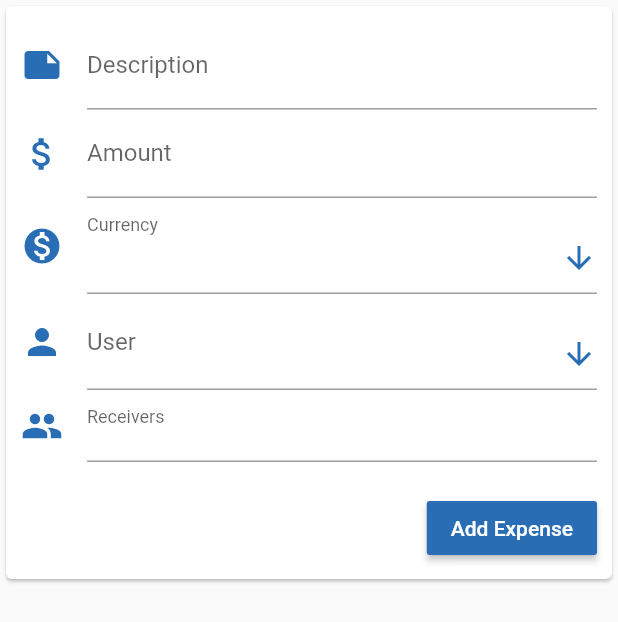
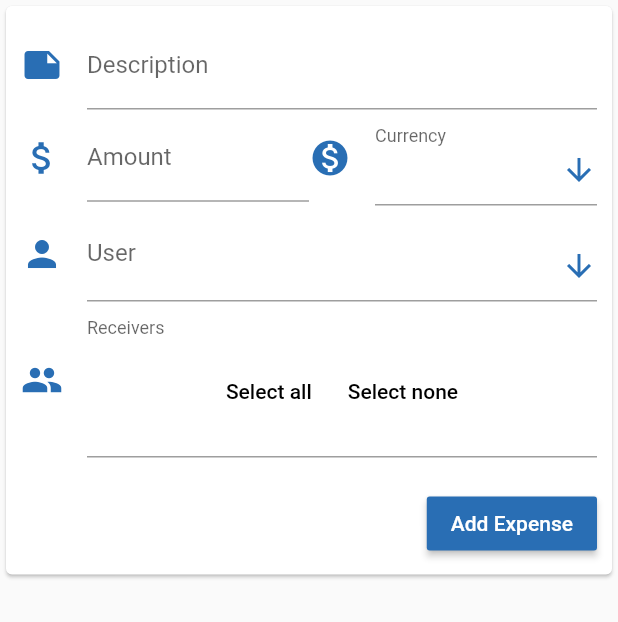
Before and after one commit to krzysiekz/CostyFlutter, a Flutter app: the NewExpenseForm widget shown alone on an empty page, opened directly with empty values, on a phone screen of 412 x 824 dp. Shown: the top 622 px of the screen. Run offline on Flutter 3.47's test engine with Material 2 defaults, Android fonts, the phone set to English and light mode, and no system bars; our stand-ins replace bloc, dartz, decimal, equatable, flutter_bloc, get_it and 1 more; missing offline and left inert: flare_splash_screen; accounts and stored records are empty; statements that could not run were skipped.

Commit message:
add expense form improvements

```diff
--- a/lib/presentation/widgets/forms/new_expense_form.dart
+++ b/lib/presentation/widgets/forms/new_expense_form.dart
@@ -94,7 +94,11 @@ class _NewExpenseFormState extends State<NewExpenseForm> {
             controller: _descriptionController,
             validator: (val) => val.isEmpty ? 'Description is required' : null,
           ),
-          CustomTextField(
+          Row(
+            mainAxisSize: MainAxisSize.min,
+            children: <Widget>[
+              Expanded(
+                child: CustomTextField(
                   icon: Icons.attach_money,
                   hintText: 'Enter amount',
                   labelText: 'Amount',
@@ -102,7 +106,10 @@ class _NewExpenseFormState extends State<NewExpenseForm> {
                   validator: _numberValidator,
                   textInputType: TextInputType.numberWithOptions(decimal: true),
                 ),
-          _createCurrencyDropDownList(context),
+              ),
+              Expanded(child: _createCurrencyDropDownList(context)),
+            ],
+          ),
           _createUserDropDownList(context),
           _createReceiversWidget(context),
           const SizedBox(
--- a/lib/presentation/widgets/other/multi_select_chip.dart
+++ b/lib/presentation/widgets/other/multi_select_chip.dart
@@ -2,7 +2,7 @@ import 'package:flutter/material.dart';
 import 'package:flutter/widgets.dart';
 
 class MultiSelectChip<T> extends StatefulWidget {
-  final List<T> userList;
+  final Iterable<T> userList;
   final Function(List<T>) onSelectionChanged;
 
   MultiSelectChip(this.userList, {this.onSelectionChanged});
@@ -41,14 +41,40 @@ class _MultiSelectChipState<T> extends State<MultiSelectChip> {
         ),
       ));
     });
-
     return choices;
   }
 
   @override
   Widget build(BuildContext context) {
-    return Wrap(
-      children: _buildChoiceList(),
+    return Column(
+      children: <Widget>[
+        ButtonBar(
+          alignment: MainAxisAlignment.center,
+          children: <Widget>[
+            FlatButton(
+              child: Text("Select all"),
+              onPressed: () {
+                setState(() {
+                  _selectedItems.addAll(widget.userList);
+                  widget.onSelectionChanged(_selectedItems);
+                });
+              },
+            ),
+            FlatButton(
+              child: Text("Select none"),
+              onPressed: () {
+                setState(() {
+                  _selectedItems.clear();
+                  widget.onSelectionChanged(_selectedItems);
+                });
+              },
+            )
+          ],
+        ),
+        Wrap(
+          children: _buildChoiceList(),
+        ),
+      ],
     );
   }
 }
```
Lines whose indentation alone changed are shown as unchanged.
